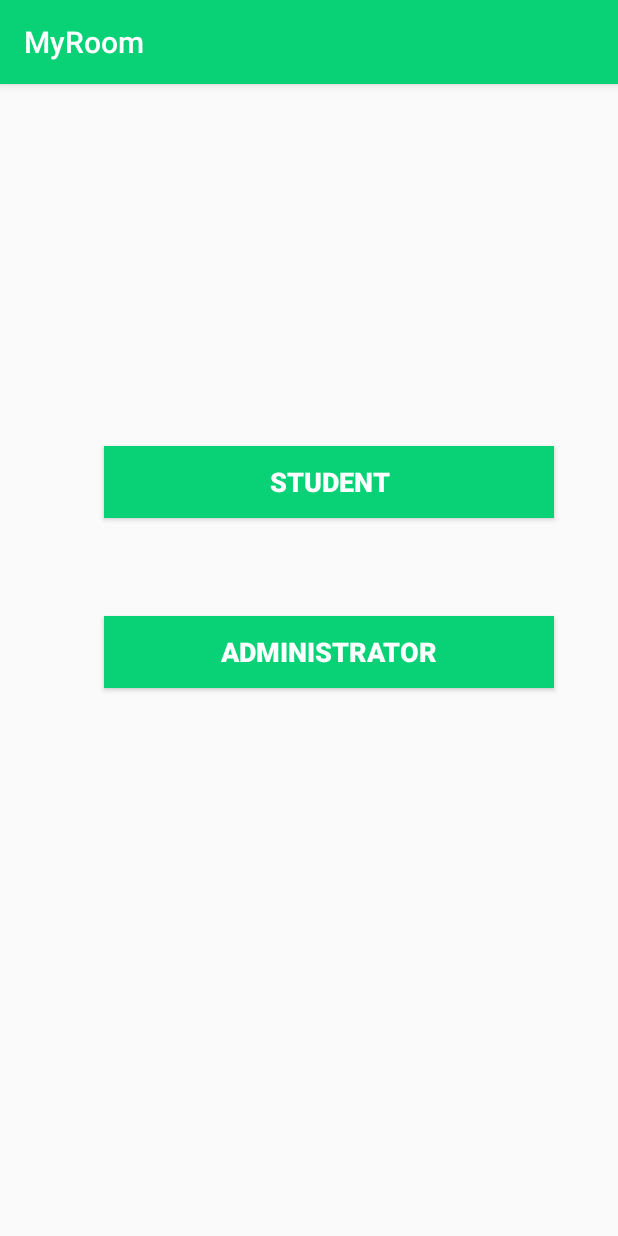
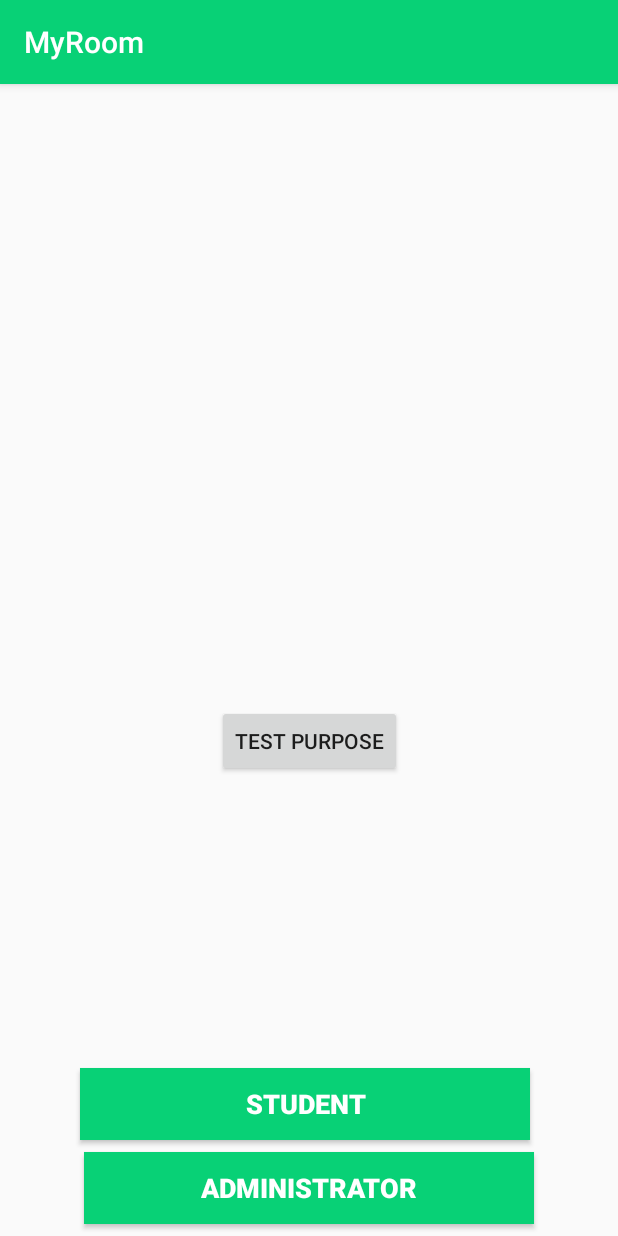
Before and after one commit to nsai500/MyRoom, an Android app: the screen it shows after launch (MainActivity), on a phone screen of 412 x 824 dp. Run offline under Robolectric (Android 15) with nearby library versions, the phone set to English and light mode, and no system bars.

Commit message:
New activities.

```diff
--- a/app/src/main/res/layout/activity_main.xml
+++ b/app/src/main/res/layout/activity_main.xml
@@ -4,41 +4,17 @@
     xmlns:tools="http://schemas.android.com/tools"
     android:layout_width="match_parent"
     android:layout_height="match_parent"
-    tools:context="sai.myroom.MainActivity">
-
-    <RelativeLayout
-        android:layout_width="460dp"
-        android:layout_height="590dp"
-        android:layout_marginRight="13dp"
-        app:layout_constraintRight_toRightOf="parent"
-        tools:layout_editor_absoluteY="49dp">
-
-        <Button
-            android:id="@+id/button"
-            android:layout_width="300dp"
-            android:layout_height="wrap_content"
-            android:layout_marginBottom="65dp"
-            android:background="@color/colorPrimary"
-            android:elevation="1dp"
-            android:onClick="studentMode"
-            android:text="Student"
-            android:textColor="@android:color/background_light"
-            android:textColorHighlight="@android:color/background_dark"
-            android:textSize="18sp"
-            android:textStyle="bold"
-            app:layout_constraintRight_toRightOf="parent"
-            tools:layout_editor_absoluteY="231dp"
-            android:layout_above="@+id/button2"
-            android:layout_alignParentRight="true"
-            android:layout_alignParentEnd="true"
-            android:layout_marginRight="30dp"
-            android:layout_marginEnd="30dp" />
+    tools:context="sai.myroom.MainActivity"
+    tools:layout_editor_absoluteY="81dp"
+    tools:layout_editor_absoluteX="0dp">
 
     <Button
         android:id="@+id/button2"
         android:layout_width="300dp"
         android:layout_height="wrap_content"
-            android:layout_marginBottom="187dp"
+        android:layout_alignLeft="@+id/button"
+        android:layout_alignParentBottom="true"
+        android:layout_alignStart="@+id/button"
         android:background="@color/colorPrimary"
         android:onClick="adminMode"
         android:text="ADMINISTRATOR"
@@ -46,12 +22,53 @@
         android:textColorHighlight="@android:color/background_dark"
         android:textSize="18sp"
         android:textStyle="bold"
-            tools:layout_editor_absoluteX="82dp"
-            tools:layout_editor_absoluteY="321dp"
-            android:layout_alignParentBottom="true"
-            android:layout_alignLeft="@+id/button"
-            android:layout_alignStart="@+id/button" />
+        android:layout_marginLeft="8dp"
+        app:layout_constraintLeft_toLeftOf="parent"
+        android:layout_marginRight="8dp"
+        app:layout_constraintRight_toRightOf="parent"
+        app:layout_constraintBottom_toBottomOf="parent"
+        android:layout_marginBottom="8dp"
+        android:layout_marginTop="8dp"
+        app:layout_constraintTop_toBottomOf="@+id/button"
+        app:layout_constraintVertical_bias="0.245" />
 
-    </RelativeLayout>
+    <Button
+        android:id="@+id/button"
+        android:layout_width="300dp"
+        android:layout_height="wrap_content"
+        android:layout_above="@+id/button2"
+        android:layout_alignParentEnd="true"
+        android:layout_alignParentRight="true"
+        android:layout_marginEnd="30dp"
+        android:background="@color/colorPrimary"
+        android:onClick="studentMode"
+        android:text="Student"
+        android:textColor="@android:color/background_light"
+        android:textColorHighlight="@android:color/background_dark"
+        android:textSize="18sp"
+        android:textStyle="bold"
+        android:layout_marginLeft="8dp"
+        app:layout_constraintLeft_toLeftOf="parent"
+        android:layout_marginRight="8dp"
+        app:layout_constraintRight_toRightOf="parent"
+        app:layout_constraintHorizontal_bias="0.61"
+        app:layout_constraintTop_toTopOf="@+id/button9"
+        android:layout_marginTop="242dp" />
+
+    <Button
+        android:id="@+id/button9"
+        android:layout_width="wrap_content"
+        android:layout_height="wrap_content"
+        android:layout_marginBottom="119dp"
+        android:layout_marginLeft="8dp"
+        android:layout_marginRight="8dp"
+        android:layout_marginTop="8dp"
+        android:onClick="shortcut"
+        android:text="Test Purpose"
+        app:layout_constraintBottom_toTopOf="@+id/button"
+        app:layout_constraintLeft_toLeftOf="parent"
+        app:layout_constraintRight_toRightOf="parent"
+        app:layout_constraintTop_toTopOf="parent"
+        app:layout_constraintVertical_bias="1.0" />
 
 </android.support.constraint.ConstraintLayout>
--- a/app/src/main/res/values/strings.xml
+++ b/app/src/main/res/values/strings.xml
@@ -15,4 +15,5 @@
         completions."
     </string>
     <string name="title_activity_student">Student Page</string>
+    <string name="title_activity_request">requestActivity</string>
 </resources>
```
Also changed, not shown: app/src/main/AndroidManifest.xml (+9 -0 lines), app/src/main/java/sai/myroom/MainActivity.java (+8 -0 lines), app/src/main/java/sai/myroom/studentActivity.java (+10 -0 lines), app/src/main/res/layout/activity_student.xml (+33 -0 lines). Lines whose indentation alone changed are shown as unchanged.
